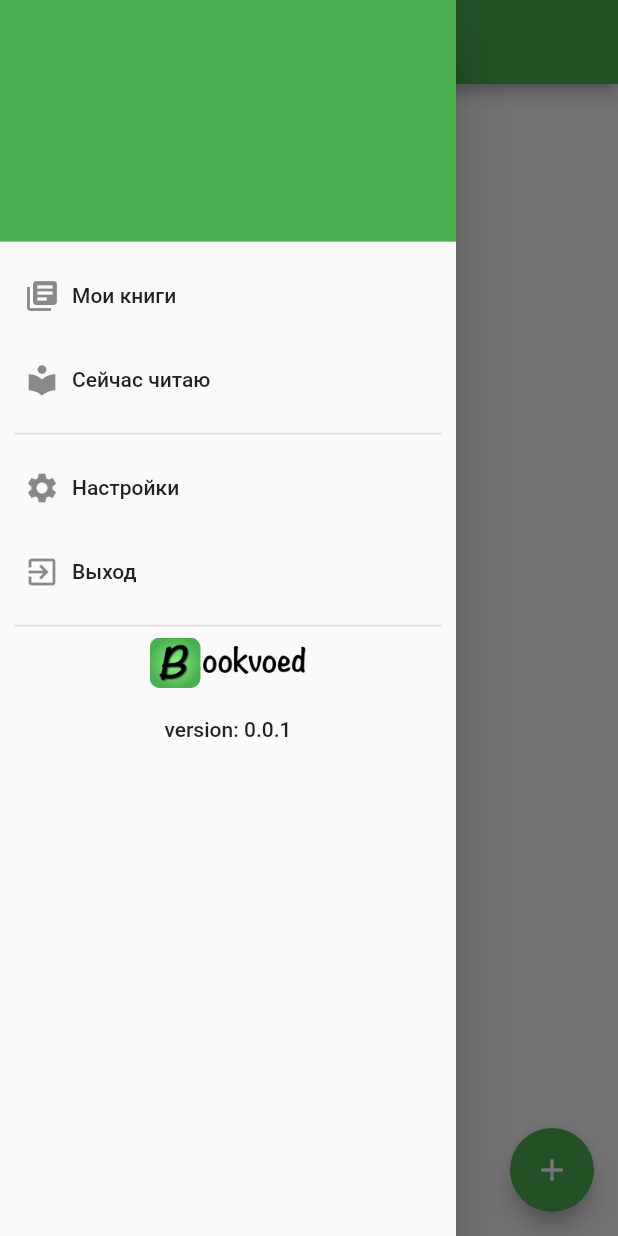
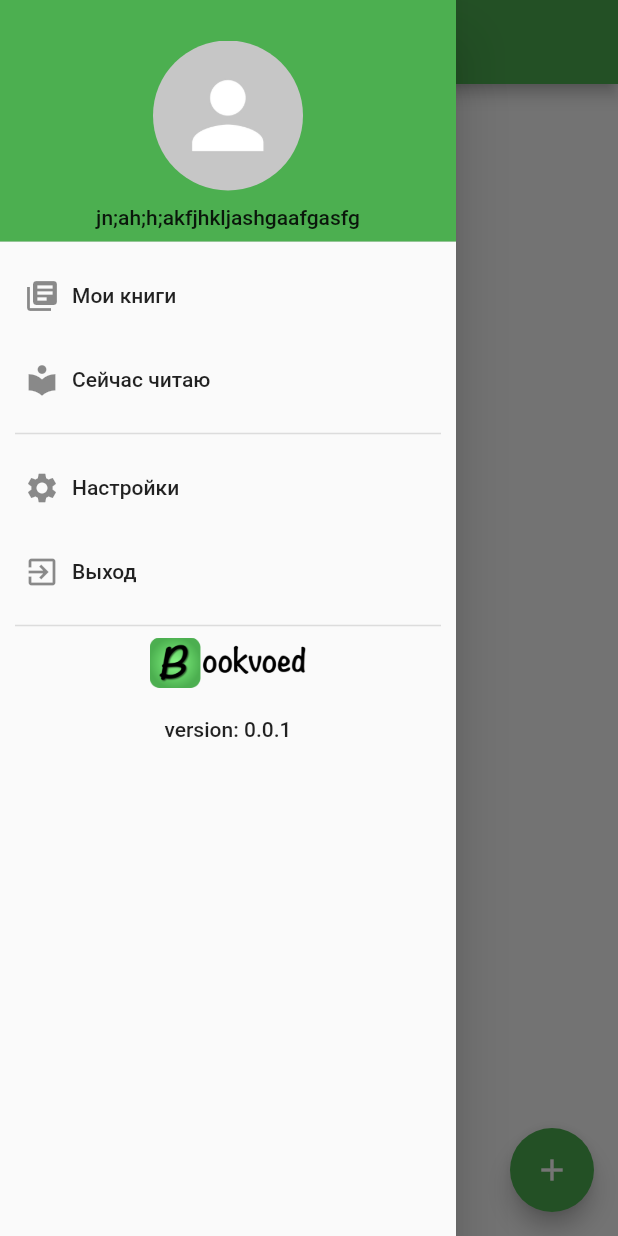
Before and after one commit to EvgenyAstashin/Bookvoed-Mobile, a Flutter app: the MainScreen screen opened directly, with the side drawer open, on a phone screen of 412 x 824 dp. Run offline on Flutter 3.47's test engine with Material 2 defaults, Android fonts, the phone set to English and light mode, and no system bars; our stand-ins replace progress_dialog, shared_preferences; missing offline and left inert: flutter_barcode_scanner; accounts and stored records are empty.

```diff
--- a/lib/entity/user.dart
+++ b/lib/entity/user.dart
@@ -1,3 +1,24 @@
 class User {
 
+  String userName;
+  String firstName;
+  String secondName;
+  List<String> myBooks;
+
+  User(this.userName, this.firstName, this.secondName, this.myBooks);
+
+  User.fromJson(Map<String, dynamic> json) {
+    userName = json['userName'];
+    firstName = json['firstName'];
+    secondName = json['secondName'];
+    myBooks = json['myBooks'];
+  }
+
+  Map<String, dynamic> toJson() {
+    Map<String, dynamic> json = Map();
+    json['userName'] = userName;
+    json['firstName'] = firstName;
+    json['secondName'] = secondName;
+    return json;
+  }
 }
--- a/lib/screens/landing/landing_presenter.dart
+++ b/lib/screens/landing/landing_presenter.dart
@@ -19,7 +19,7 @@ class LandingPresenter extends BasePresenter<LandingView> {
 
   void _login() {
     concatenateFutures<String, String>(Preferences.getUsername(), Preferences.getPassword()).then((pair) {
-      _api.login(pair.first, pair.second).then((jwt) {
+      _api.login(pair.first, pair.second).then((response) {
         view.openMainScreen();
       }).catchError((error) {
         view.openLoginScreen();
--- a/lib/screens/login/login_presenter.dart
+++ b/lib/screens/login/login_presenter.dart
@@ -11,7 +11,7 @@ class LoginPresenter extends BasePresenter<LoginView> {
 
   void login(String username, String password) {
     view.showProgressDialog(true);
-    userApi.login(username, password).then((jwt) {
+    userApi.login(username, password).then((response) {
       Preferences.setUsername(username);
       Preferences.setPassword(password);
       view.showProgressDialog(false);
--- a/lib/screens/main/main.dart
+++ b/lib/screens/main/main.dart
@@ -1,6 +1,7 @@
 import 'package:bookvoed/screens/login/login.dart';
 import 'package:bookvoed/screens/main/main_presenter.dart';
 import 'package:bookvoed/screens/main/main_view.dart';
+import 'package:bookvoed/screens/user/user_screen.dart';
 import 'package:flutter/material.dart';
 import 'package:flutter_barcode_scanner/flutter_barcode_scanner.dart';
 
@@ -30,35 +31,59 @@ class _MainScreenState extends State<MainScreen> implements MainView {
         child: Column(
           children: <Widget>[
             DrawerHeader(
-              child: Container(),
                 decoration: BoxDecoration(
                   color: Colors.green,
                 ),
+                child: Container(
+                  width: double.infinity,
+                  child: GestureDetector(
+                    onTap: () {
+                      _presenter.onUserClicked();
+                    },
+                    child: Column(
+                      mainAxisAlignment: MainAxisAlignment.end,
+                      children: <Widget>[
+                        Container(
+                            width: 100.0,
+                            height: 100.0,
+                            decoration: BoxDecoration(
+                                shape: BoxShape.circle,
+                                image: DecorationImage(
+                                    fit: BoxFit.fill,
+                                    image: new AssetImage(
+                                        'assets/images/no_avatar.jpg')))),
+                        Padding(
+                          padding: EdgeInsets.only(top: 10),
+                          child: Text('jn;ah;h;akfjhkljashgaafgasfg'),
                         ),
+                      ],
+                    ),
+                  ),
+                )),
             Expanded(
               child: ListView(
                 padding: EdgeInsets.zero,
                 children: <Widget>[
-                  _createDrawerItem(
+                  _createMenuItem(
                       icon: Icons.library_books,
                       text: 'Мои книги',
                       onTap: () {
                         _hideDrawer();
                       }),
-                  _createDrawerItem(
+                  _createMenuItem(
                       icon: Icons.local_library,
                       text: 'Сейчас читаю',
                       onTap: () {
                         _hideDrawer();
                       }),
                   _createDivider(),
-                  _createDrawerItem(
+                  _createMenuItem(
                       icon: Icons.settings,
                       text: 'Настройки',
                       onTap: () {
                         _hideDrawer();
                       }),
-                  _createDrawerItem(
+                  _createMenuItem(
                       icon: Icons.exit_to_app,
                       text: 'Выход',
                       onTap: () {
@@ -94,12 +119,18 @@ class _MainScreenState extends State<MainScreen> implements MainView {
         context, MaterialPageRoute(builder: (context) => LoginScreen()));
   }
 
+  @override
+  void openUserScreen() {
+    Navigator.push(
+        context, MaterialPageRoute(builder: (context) => UserScreen()));
+  }
+
   void _barcodeReaderPressed() async {
     String barcodeScanRes = await FlutterBarcodeScanner.scanBarcode(
         "#ff6666", "Cancel", false, ScanMode.BARCODE);
   }
 
-  Widget _createDrawerItem(
+  Widget _createMenuItem(
       {IconData icon, String text, GestureTapCallback onTap}) {
     return ListTile(
       title: Row(
@@ -119,7 +150,8 @@ class _MainScreenState extends State<MainScreen> implements MainView {
     return Divider(
       thickness: 1.0,
       indent: 10,
-        endIndent: 10,);
+      endIndent: 10,
+    );
   }
 
   void _logout() {
--- a/lib/screens/main/main_presenter.dart
+++ b/lib/screens/main/main_presenter.dart
@@ -9,4 +9,8 @@ class MainPresenter extends BasePresenter<MainView> {
     Preferences.clearUserCredentials();
     view.openLoginScreen();
   }
+
+  void onUserClicked() {
+    view.openUserScreen();
+  }
 }
--- a/lib/screens/main/main_view.dart
+++ b/lib/screens/main/main_view.dart
@@ -3,4 +3,6 @@ import 'package:bookvoed/mvp/base_view.dart';
 abstract class MainView extends BaseView {
 
   void openLoginScreen();
+
+  void openUserScreen();
 }
--- a/lib/screens/registration/registration.dart
+++ b/lib/screens/registration/registration.dart
@@ -3,8 +3,8 @@ import 'package:bookvoed/dialogs/progress_dialog.dart';
 import 'package:bookvoed/network/user_api_impl.dart';
 import 'package:bookvoed/screens/registration/registration_presenter.dart';
 import 'package:bookvoed/screens/registration/registration_view.dart';
+import 'package:bookvoed/screens/user/user_screen.dart';
 import 'package:flutter/material.dart';
-import '../main/main.dart';
 
 class RegistrationScreen extends StatefulWidget {
   @override
@@ -94,7 +94,7 @@ class RegistrationState extends State<RegistrationScreen> implements Registratio
     Navigator.pop(context);
     Navigator.push(
       context,
-      MaterialPageRoute(builder: (context) => MainScreen()),
+      MaterialPageRoute(builder: (context) => UserScreen()),
     );
   }
 
--- a/lib/screens/user/user_presenter.dart
+++ b/lib/screens/user/user_presenter.dart
@@ -9,4 +9,6 @@ class UserPresenter extends BasePresenter<UserView> {
 
   UserPresenter(BaseView view, this._userApi) : super(view);
 
+  void sendUserData() {}
+
 }
--- a/pubspec.yaml
+++ b/pubspec.yaml
@@ -28,6 +28,7 @@ flutter:
 
   assets:
     - assets/images/logo.png
+    - assets/images/no_avatar.jpg
 
 
 flutter_icons:
```
Also changed, not shown: lib/network/http_client.dart (+14 -2 lines), lib/network/responses/login_registration_response.dart (added, +15 -0 lines), lib/network/user_api.dart (+8 -3 lines), lib/network/user_api_impl.dart (+30 -10 lines), lib/screens/user/user_screen.dart (+50 -3 lines), assets/images/no_avatar.jpg (added), lib/network/requests/login_registration_request.dart (renamed from lib/network/requests/login_request.dart), lib/network/requests/registration_request.dart (deleted), 2 other files. Lines whose indentation alone changed are shown as unchanged.
